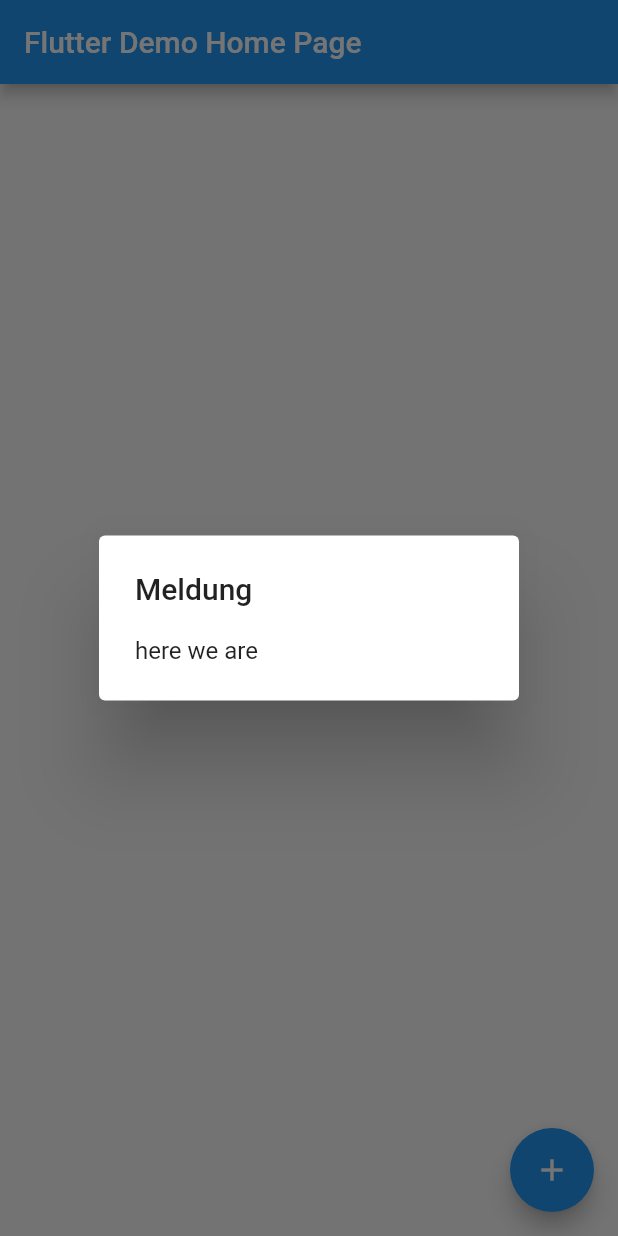
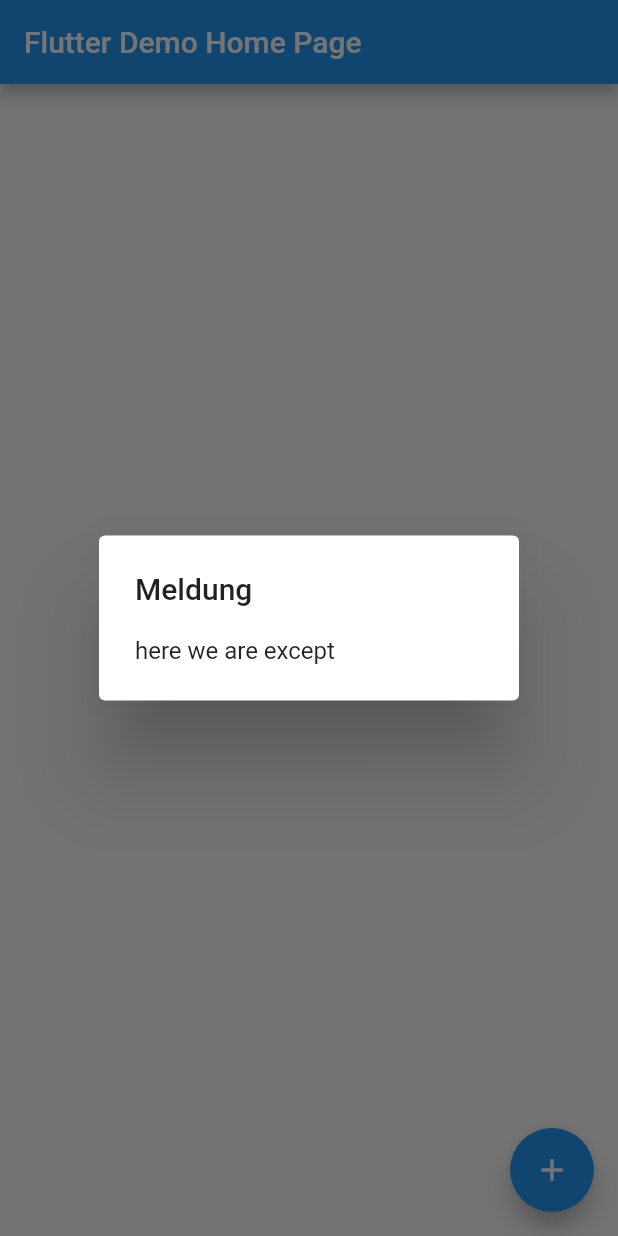
Before and after one commit to DasElias/FlutterWhiteScreenDebug, a Flutter app: the screen it shows after launch, on a phone screen of 412 x 824 dp. Run offline on Flutter 3.47's test engine with Material 2 defaults, Android fonts, the phone set to English and light mode, and no system bars; our stand-ins replace flutter_dotenv, sembast; missing offline and left inert: f_logs; statements that could not run were skipped.

Commit message:
additional message output

```diff
--- a/lib/main.dart
+++ b/lib/main.dart
@@ -12,14 +12,18 @@ import 'package:sembast/sembast.dart';
 
 Object? globE;
 StackTrace? globStr;
+bool wasException = false;
 
 Future main() async {
   WidgetsFlutterBinding.ensureInitialized();
-  await dotenv.load(fileName: ".env");
+
   try {
+    await setPreferredOrientations();
+    await dotenv.load(fileName: ".env");
     setupLogging();
     await setupSSL();
   } catch(e, str) {
+    wasException = true;
     globE = e;
     globStr = str;
   }
@@ -143,11 +147,10 @@ class _MyHomePageState extends State<MyHomePage> {
 
     SchedulerBinding.instance!.addPostFrameCallback((_) async {
       try {
-        await dialog("here we are");
+        await dialog("here we are " + ( wasException ? "except" : "false"));
 
         await dialog(globE ?? "");
         await dialog(globStr ?? "");
-     //   setupLogging();
       } catch(e, str) {
         await dialog(e);
         await dialog(str);
```
